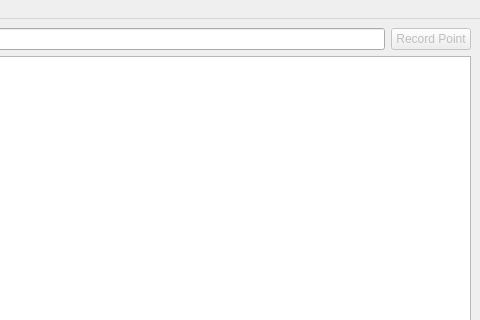
First picture: the form in scripts/main_window.ui, repository ozymandium/survey_gui, before the edit; both pictures show x 160 to 640 and y 0 to 320 of the 640 by 480 pixel window.
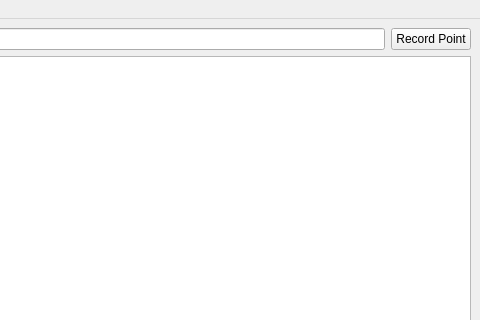
Second picture: the form after the edit.

What changed in the file:
```diff
--- a/scripts/main_window.ui
+++ b/scripts/main_window.ui
@@ -39,7 +39,7 @@
       <item>
        <widget class="QPushButton" name="recordButton">
         <property name="enabled">
-         <bool>false</bool>
+         <bool>true</bool>
         </property>
         <property name="maximumSize">
          <size>
```
